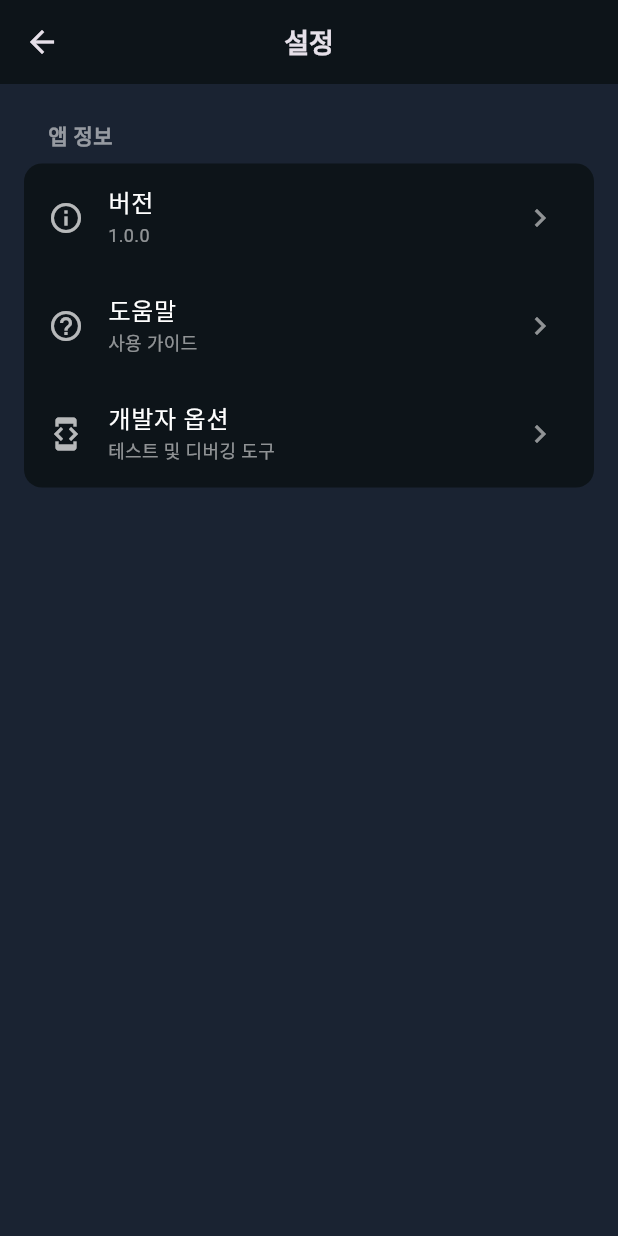
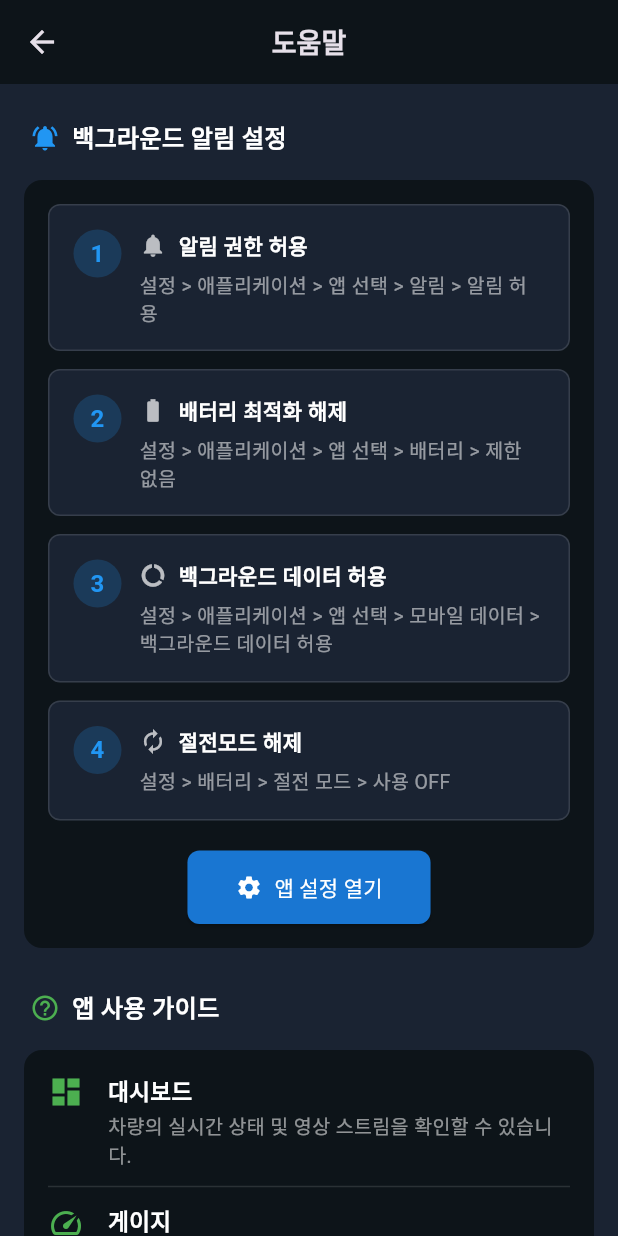
Before and after one commit to hyeonju-kim/autodrive_dashboard_app, a Flutter app: the SettingsScreen screen opened directly, after a tap on "도움말", on a phone screen of 412 x 824 dp. Run offline on Flutter 3.47's test engine with Material 3 defaults, Android fonts, the phone set to English and light mode, and no system bars; our stand-ins replace flutter_local_notifications, permission_handler; missing offline and left inert: flutter_webrtc, mqtt_client; network calls fail.

Commit message:
[Feat] 설정 탭에 도움말 화면 추가
- 도움말 화면 추가하여 사용 가이드와 알림설정 방법 추가

```diff
--- /dev/null
+++ b/lib/presentation/screens/settings/help_screen.dart
@@ -0,0 +1,396 @@
+// lib/presentation/screens/settings/help_screen.dart
+
+import 'package:flutter/material.dart';
+import 'package:permission_handler/permission_handler.dart';
+import '../../../core/config/app_constants.dart';
+
+/// 도움말 화면
+/// 사용 가이드 및 알림 설정 방법 안내
+class HelpScreen extends StatelessWidget {
+  const HelpScreen({super.key});
+
+  @override
+  Widget build(BuildContext context) {
+    return Scaffold(
+      backgroundColor: AppConstants.backgroundPrimary,
+      appBar: AppBar(
+        title: const Text(
+          '도움말',
+          style: TextStyle(fontWeight: FontWeight.bold, fontSize: 18),
+        ),
+        centerTitle: true,
+        elevation: 0,
+        backgroundColor: AppConstants.backgroundSecondary,
+      ),
+      body: SafeArea(
+        child: ListView(
+          padding: EdgeInsets.only(
+            left: 16,
+            right: 16,
+            top: 16,
+            bottom: MediaQuery.of(context).padding.bottom + 5,
+          ),
+          children: [
+            _buildHelpSection(
+              title: '백그라운드 알림 설정',
+              icon: Icons.notifications_active,
+              iconColor: Colors.blue,
+              children: [
+                _buildHelpCard(
+                  step: '1',
+                  title: '알림 권한 허용',
+                  description: '설정 > 애플리케이션 > 앱 선택 > 알림 > 알림 허용',
+                  icon: Icons.notifications,
+                ),
+                const SizedBox(height: 12),
+                _buildHelpCard(
+                  step: '2',
+                  title: '배터리 최적화 해제',
+                  description: '설정 > 애플리케이션 > 앱 선택 > 배터리 > 제한 없음',
+                  icon: Icons.battery_full,
+                ),
+                const SizedBox(height: 12),
+                _buildHelpCard(
+                  step: '3',
+                  title: '백그라운드 데이터 허용',
+                  description: '설정 > 애플리케이션 > 앱 선택 > 모바일 데이터 > 백그라운드 데이터 허용',
+                  icon: Icons.data_usage,
+                ),
+                const SizedBox(height: 12),
+                _buildHelpCard(
+                  step: '4',
+                  title: '절전모드 해제',
+                  description: '설정 > 배터리 > 절전 모드 > 사용 OFF',
+                  icon: Icons.autorenew,
+                ),
+                const SizedBox(height: 20),
+                _buildActionButton(
+                  context: context,
+                  label: '앱 설정 열기',
+                  icon: Icons.settings,
+                  onPressed: () => _openAppSettings(context),
+                ),
+              ],
+            ),
+            const SizedBox(height: 20),
+            _buildHelpSection(
+              title: '앱 사용 가이드',
+              icon: Icons.help_outline,
+              iconColor: Colors.green,
+              children: [
+                _buildGuideItem(
+                  icon: Icons.dashboard,
+                  title: '대시보드',
+                  description: '차량의 실시간 상태 및 영상 스트림을 확인할 수 있습니다.',
+                ),
+                const Divider(color: Colors.white12, height: 24),
+                _buildGuideItem(
+                  icon: Icons.speed,
+                  title: '게이지',
+                  description: '속도와 배터리 잔량을 게이지로 표시합니다.',
+                ),
+                const Divider(color: Colors.white12, height: 24),
+                _buildGuideItem(
+                  icon: Icons.videocam,
+                  title: '영상 스트림',
+                  description: '차량의 전방 및 후방 카메라 영상을 실시간으로 확인합니다.',
+                ),
+                const Divider(color: Colors.white12, height: 24),
+                _buildGuideItem(
+                  icon: Icons.refresh,
+                  title: '새로고침',
+                  description: '화면을 아래로 당겨서 연결을 새로고침할 수 있습니다.',
+                ),
+              ],
+            ),
+            const SizedBox(height: 20),
+            _buildHelpSection(
+              title: '문제 해결',
+              icon: Icons.build,
+              iconColor: Colors.orange,
+              children: [
+                _buildTroubleshootItem(
+                  problem: '알림이 오지 않아요',
+                  solution: '위의 백그라운드 알림 설정을 모두 확인해주세요. 특히 배터리 최적화 해제가 중요합니다.',
+                ),
+                const Divider(color: Colors.white12, height: 24),
+                _buildTroubleshootItem(
+                  problem: '영상이 보이지 않아요',
+                  solution: '네트워크 연결을 확인하고, 화면을 새로고침해보세요. 문제가 지속되면 개발자 옵션에서 연결 테스트를 진행하세요.',
+                ),
+                const Divider(color: Colors.white12, height: 24),
+                _buildTroubleshootItem(
+                  problem: '앱이 느려요',
+                  solution: '개발자 옵션에서 캐시 초기화를 해보세요. 그래도 문제가 있다면 앱을 재시작해주세요.',
+                ),
+              ],
+            ),
+          ],
+        ),
+      ),
+    );
+  }
+
+  /// 도움말 섹션
+  Widget _buildHelpSection({
+    required String title,
+    required IconData icon,
+    required Color iconColor,
+    required List<Widget> children,
+  }) {
+    return Column(
+      crossAxisAlignment: CrossAxisAlignment.start,
+      children: [
+        Padding(
+          padding: const EdgeInsets.symmetric(horizontal: 4, vertical: 8),
+          child: Row(
+            children: [
+              Icon(icon, size: 20, color: iconColor),
+              const SizedBox(width: 8),
+              Text(
+                title,
+                style: const TextStyle(
+                  fontSize: 16,
+                  fontWeight: FontWeight.bold,
+                  color: Colors.white,
+                ),
+              ),
+            ],
+          ),
+        ),
+        const SizedBox(height: 8),
+        Container(
+          padding: const EdgeInsets.all(16),
+          decoration: BoxDecoration(
+            color: AppConstants.backgroundSecondary,
+            borderRadius: BorderRadius.circular(12),
+          ),
+          child: Column(
+            crossAxisAlignment: CrossAxisAlignment.start,
+            children: children,
+          ),
+        ),
+      ],
+    );
+  }
+
+  /// 도움말 카드 (단계별)
+  Widget _buildHelpCard({
+    required String step,
+    required String title,
+    required String description,
+    required IconData icon,
+  }) {
+    return Container(
+      padding: const EdgeInsets.all(16),
+      decoration: BoxDecoration(
+        color: AppConstants.backgroundPrimary,
+        borderRadius: BorderRadius.circular(8),
+        border: Border.all(color: Colors.white12),
+      ),
+      child: Row(
+        crossAxisAlignment: CrossAxisAlignment.start,
+        children: [
+          Container(
+            width: 32,
+            height: 32,
+            decoration: BoxDecoration(
+              color: Colors.blue.withOpacity(0.2),
+              borderRadius: BorderRadius.circular(16),
+            ),
+            child: Center(
+              child: Text(
+                step,
+                style: const TextStyle(
+                  color: Colors.blue,
+                  fontWeight: FontWeight.bold,
+                  fontSize: 16,
+                ),
+              ),
+            ),
+          ),
+          const SizedBox(width: 12),
+          Expanded(
+            child: Column(
+              crossAxisAlignment: CrossAxisAlignment.start,
+              children: [
+                Row(
+                  children: [
+                    Icon(icon, size: 18, color: Colors.white70),
+                    const SizedBox(width: 8),
+                    Text(
+                      title,
+                      style: const TextStyle(
+                        color: Colors.white,
+                        fontWeight: FontWeight.w600,
+                        fontSize: 14,
+                      ),
+                    ),
+                  ],
+                ),
+                const SizedBox(height: 6),
+                Text(
+                  description,
+                  style: const TextStyle(
+                    color: Colors.white54,
+                    fontSize: 13,
+                    height: 1.4,
+                  ),
+                ),
+              ],
+            ),
+          ),
+        ],
+      ),
+    );
+  }
+
+  /// 액션 버튼
+  Widget _buildActionButton({
+    required BuildContext context,
+    required String label,
+    required IconData icon,
+    required VoidCallback onPressed,
+  }) {
+    return Center(
+      child: ElevatedButton.icon(
+        onPressed: onPressed,
+        icon: Icon(icon),
+        label: Text(label),
+        style: ElevatedButton.styleFrom(
+          backgroundColor: Colors.blue[700],
+          foregroundColor: Colors.white,
+          padding: const EdgeInsets.symmetric(vertical: 14, horizontal: 32),
+          shape: RoundedRectangleBorder(
+            borderRadius: BorderRadius.circular(8),
+          ),
+        ),
+      ),
+    );
+  }
+
+  /// 가이드 항목
+  Widget _buildGuideItem({
+    required IconData icon,
+    required String title,
+    required String description,
+  }) {
+    return Row(
+      crossAxisAlignment: CrossAxisAlignment.start,
+      children: [
+        Icon(icon, color: Colors.green, size: 24),
+        const SizedBox(width: 16),
+        Expanded(
+          child: Column(
+            crossAxisAlignment: CrossAxisAlignment.start,
+            children: [
+              Text(
+                title,
+                style: const TextStyle(
+                  color: Colors.white,
+                  fontWeight: FontWeight.w600,
+                  fontSize: 15,
+                ),
+              ),
+              const SizedBox(height: 4),
+              Text(
+                description,
+                style: const TextStyle(
+                  color: Colors.white54,
+                  fontSize: 13,
+                  height: 1.4,
+                ),
+              ),
+            ],
+          ),
+        ),
+      ],
+    );
+  }
+
+  /// 문제 해결 항목
+  Widget _buildTroubleshootItem({
+    required String problem,
+    required String solution,
+  }) {
+    return Column(
+      crossAxisAlignment: CrossAxisAlignment.start,
+      children: [
+        Row(
+          children: [
+            const Icon(Icons.error_outline, color: Colors.orange, size: 20),
+            const SizedBox(width: 8),
+            Expanded(
+              child: Text(
+                problem,
+                style: const TextStyle(
+                  color: Colors.white,
+                  fontWeight: FontWeight.w600,
+                  fontSize: 14,
+                ),
+              ),
+            ),
+          ],
+        ),
+        const SizedBox(height: 8),
+        Padding(
+          padding: const EdgeInsets.only(left: 28),
+          child: Text(
+            solution,
+            style: const TextStyle(
+              color: Colors.white54,
+              fontSize: 13,
+              height: 1.4,
+            ),
+          ),
+        ),
+      ],
+    );
+  }
+
+  /// 앱 설정 열기
+  Future<void> _openAppSettings(BuildContext context) async {
+    try {
+      await openAppSettings();
+      if (context.mounted) {
+        ScaffoldMessenger.of(context).showSnackBar(
+          SnackBar(
+            content: const Row(
+              children: [
+                Icon(Icons.check_circle, color: Colors.white),
+                SizedBox(width: 8),
+                Expanded(child: Text('설정 화면을 열었습니다')),
+              ],
+            ),
+            backgroundColor: Colors.green[700],
+            duration: const Duration(seconds: 2),
+            behavior: SnackBarBehavior.floating,
+            shape: RoundedRectangleBorder(
+              borderRadius: BorderRadius.circular(8),
+            ),
+          ),
+        );
+      }
+    } catch (e) {
+      if (context.mounted) {
+        ScaffoldMessenger.of(context).showSnackBar(
+          SnackBar(
+            content: Row(
+              children: [
+                const Icon(Icons.error, color: Colors.white),
+                const SizedBox(width: 8),
+                Expanded(child: Text('설정 화면 열기 실패: $e')),
+              ],
+            ),
+            backgroundColor: Colors.red[700],
+            duration: const Duration(seconds: 2),
+            behavior: SnackBarBehavior.floating,
+            shape: RoundedRectangleBorder(
+              borderRadius: BorderRadius.circular(8),
+            ),
+          ),
+        );
+      }
+    }
+  }
+}
--- a/lib/presentation/screens/settings/settings_screen.dart
+++ b/lib/presentation/screens/settings/settings_screen.dart
@@ -2,6 +2,7 @@
 
 import 'package:flutter/material.dart';
 import '../../../core/config/app_constants.dart';
+import 'help_screen.dart';
 import 'developer_screen.dart';
 
 /// 설정 화면
@@ -37,10 +38,16 @@ class SettingsScreen extends StatelessWidget {
               _buildSettingsTile(
                 icon: Icons.help_outline,
                 title: '도움말',
-                subtitle: '사용 가이드',
-                onTap: () {},
+                subtitle: '사용 가이드 및 알림 설정',
+                onTap: () {
+                  Navigator.push(
+                    context,
+                    MaterialPageRoute(
+                      builder: (context) => const HelpScreen(),
+                    ),
+                  );
+                },
               ),
-              // 또는 설정 화면에서 개발자 옵션으로 이동하는 버튼 추가
               _buildSettingsTile(
                 icon: Icons.developer_mode,
                 title: '개발자 옵션',
```
